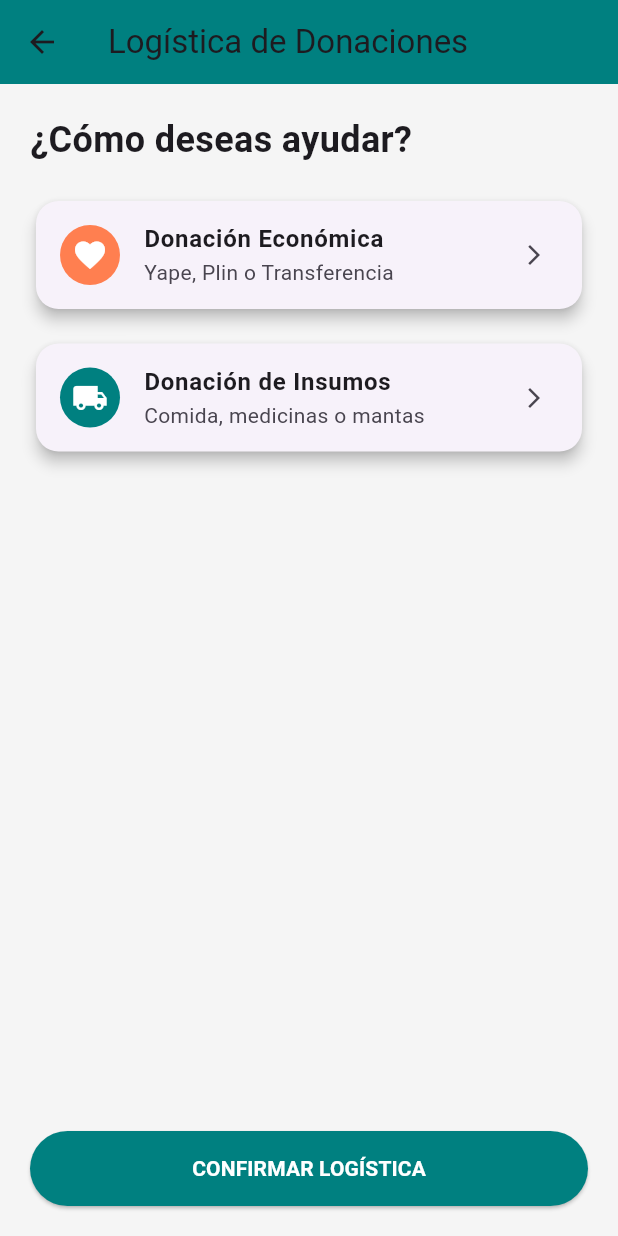
After one commit to OngAnay/anayong, a Flutter app: the screen it shows after launch, after a tap on "APOYAR A ESTE ALBERGUE", on a phone screen of 412 x 824 dp. The commit adds this screen. Run offline on Flutter 3.47's test engine with Material 3 defaults, Android fonts, the phone set to English and light mode, and no system bars; network calls fail.

Commit message:
11/05 todo ok

```diff
--- /dev/null
+++ b/lib/Screens/logistica_donaciones_screen.dart
@@ -0,0 +1,80 @@
+import 'package:flutter/material.dart';
+
+class LogisticaDonacionesScreen extends StatelessWidget {
+  const LogisticaDonacionesScreen({super.key});
+
+  @override
+  Widget build(BuildContext context) {
+    return Scaffold(
+      appBar: AppBar(
+        title: const Text('Logística de Donaciones'),
+        backgroundColor: const Color(0xFF008080), // Verde Calma
+      ),
+      body: Stack(
+        children: [
+          // Fondo decorativo (pueden cambiarlo por una imagen luego)
+          Container(
+            color: Colors.grey[100],
+          ),
+          Padding(
+            padding: const EdgeInsets.all(20.0),
+            child: Column(
+              crossAxisAlignment: CrossAxisAlignment.start,
+              children: [
+                const Text(
+                  '¿Cómo deseas ayudar?',
+                  style: TextStyle(fontSize: 24, fontWeight: FontWeight.bold),
+                ),
+                const SizedBox(height: 20),
+                _buildDonationOption(
+                  icon: Icons.favorite,
+                  title: 'Donación Económica',
+                  subtitle: 'Yape, Plin o Transferencia',
+                  color: const Color(0xFFFF7F50), // Coral
+                ),
+                const SizedBox(height: 15),
+                _buildDonationOption(
+                  icon: Icons.local_shipping,
+                  title: 'Donación de Insumos',
+                  subtitle: 'Comida, medicinas o mantas',
+                  color: const Color(0xFF008080), // Verde Calma
+                ),
+                const Spacer(),
+                SizedBox(
+                  width: double.infinity,
+                  child: ElevatedButton(
+                    onPressed: () {
+                      // Aquí irá la lógica para confirmar
+                    },
+                    style: ElevatedButton.styleFrom(
+                      backgroundColor: const Color(0xFF008080),
+                      padding: const EdgeInsets.symmetric(vertical: 15),
+                    ),
+                    child: const Text('CONFIRMAR LOGÍSTICA',
+                      style: TextStyle(color: Colors.white, fontWeight: FontWeight.bold)),
+                  ),
+                ),
+              ],
+            ),
+          ),
+        ],
+      ),
+    );
+  }
+
+  Widget _buildDonationOption({required IconData icon, required String title, required String subtitle, required Color color}) {
+    return Card(
+      elevation: 4,
+      shape: RoundedRectangleBorder(borderRadius: BorderRadius.circular(15)),
+      child: ListTile(
+        leading: CircleAvatar(
+          backgroundColor: color,
+          child: Icon(icon, color: Colors.white),
+        ),
+        title: Text(title, style: const TextStyle(fontWeight: FontWeight.bold)),
+        subtitle: Text(subtitle),
+        trailing: const Icon(Icons.arrow_forward_ios, size: 16),
+      ),
+    );
+  }
+}
--- /dev/null
+++ b/lib/Screens/perfil_albergue_screen.dart
@@ -0,0 +1,99 @@
+import "package:flutter/material.dart";import"logistica_donaciones_screen.dart";
+
+class PerfilAlbergueScreen extends StatelessWidget {
+  const PerfilAlbergueScreen({super.key});
+
+  @override
+  Widget build(BuildContext context) {
+    return Scaffold(
+      body: CustomScrollView(
+        slivers: [
+          // CABECERA XL CON FOTO
+          SliverAppBar(
+            expandedHeight: 250.0,
+            floating: false,
+            pinned: true,
+            backgroundColor: const Color(0xFF008080), // Verde Calma
+            flexibleSpace: FlexibleSpaceBar(
+              title: const Text("Albergue Patitas Arequipa",
+                style: TextStyle(fontWeight: FontWeight.bold)),
+              background: Image.network(
+                'https://images.unsplash.com/photo-1548199973-03cce0bbc87b?auto=format&fit=crop&q=80', // Foto temporal
+                fit: BoxFit.cover,
+              ),
+            ),
+          ),
+
+          // CUERPO DE LA INFORMACIÓN
+          SliverList(
+            delegate: SliverChildListDelegate([
+              Padding(
+                padding: const EdgeInsets.all(20.0),
+                child: Column(
+                  crossAxisAlignment: CrossAxisAlignment.start,
+                  children: [
+                    // Resumen de impacto
+                    Row(
+                      mainAxisAlignment: MainAxisAlignment.spaceAround,
+                      children: [
+                        _buildStat("45", "Perros"),
+                        _buildStat("12", "Gatos"),
+                        _buildStat("80%", "Meta"),
+                      ],
+                    ),
+                    const SizedBox(height: 25),
+
+                    const Text("Sobre nosotros",
+                      style: TextStyle(fontSize: 20, fontWeight: FontWeight.bold, color: Color(0xFF008080))),
+                    const SizedBox(height: 10),
+                    const Text(
+                      "Este albergue ubicado en las faldas del Misti se dedica al rescate y rehabilitación de animales en abandono extremo. Nuestra misión con la ONG Añay es darles una vida digna.",
+                      style: TextStyle(fontSize: 16, height: 1.5),
+                    ),
+
+                    const SizedBox(height: 25),
+                    const Text("Ubicación",
+                      style: TextStyle(fontSize: 20, fontWeight: FontWeight.bold)),
+                    const ListTile(
+                      leading: Icon(Icons.location_on, color: Color(0xFFFF7F50)),
+                      title: Text("Distrito de Chiguata, Arequipa"),
+                    ),
+
+                    const SizedBox(height: 30),
+
+                    // BOTÓN DE ACCIÓN XL
+                    SizedBox(
+                      width: double.infinity,
+                      child: ElevatedButton(
+                        onPressed: () {
+                          Navigator.push(context,MaterialPageRoute(builder:(context) => const LogisticaDonacionesScreen()));
+                        },
+                        style: ElevatedButton.styleFrom(
+                          backgroundColor: const Color(0xFFFF7F50), // Coral Vivo
+                          padding: const EdgeInsets.symmetric(vertical: 18),
+                          shape: RoundedRectangleBorder(borderRadius: BorderRadius.circular(15)),
+                        ),
+                        child: const Text("APOYAR A ESTE ALBERGUE",
+                          style: TextStyle(fontSize: 18, fontWeight: FontWeight.bold, color: Colors.white)),
+                      ),
+                    ),
+                    const SizedBox(height: 50),
+                  ],
+                ),
+              ),
+            ]),
+          ),
+        ],
+      ),
+    );
+  }
+
+  Widget _buildStat(String value, String label) {
+    return Column(
+      children: [
+        Text(value, style: const TextStyle(fontSize: 22, fontWeight: FontWeight.bold, color: Color(0xFF008080))),
+        Text(label, style: const TextStyle(color: Colors.grey)),
+      ],
+    );
+  }
+}
--- a/lib/main.dart
+++ b/lib/main.dart
@@ -1,4 +1,5 @@
 import 'package:flutter/material.dart';
+import 'package:ong_anay/Screens/perfil_albergue_screen.dart';
 
 void main() {
   runApp(const AnayApp());
@@ -16,7 +17,7 @@ class AnayApp extends StatelessWidget {
         primaryColor: const Color(0xFF01579B),
         useMaterial3: true,
       ),
-      home: const MainSkeleton(),
+      home: const PerfilAlbergueScreen()
     );
   }
 }
```
Also changed, not shown: lib/Screens/albergue_model.dart (renamed from lib/Models/Albergue_Model.Dart).
